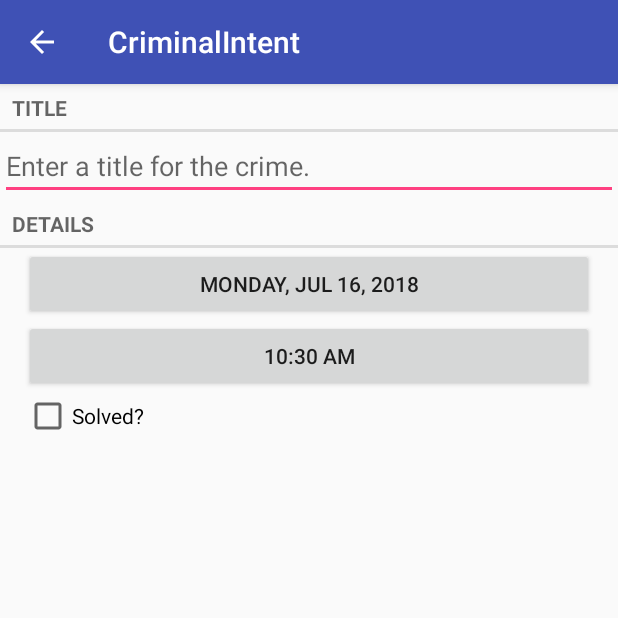
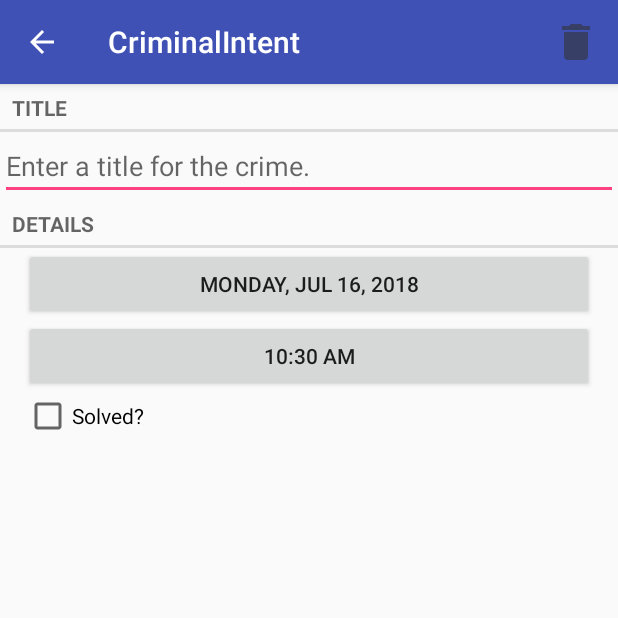
Before and after one commit to VechnayaUnost/AndroidTasks, an Android app: the CrimeFragment screen opened directly, with no data from a screen before it, on a phone screen of 412 x 824 dp, the top half of it. Run offline under Robolectric (Android 15) with nearby library versions, the phone set to English and light mode, and no system bars.

Commit message:
task delete crime

```diff
--- a/app/src/main/AndroidManifest.xml
+++ b/app/src/main/AndroidManifest.xml
@@ -9,7 +9,8 @@
         android:roundIcon="@mipmap/ic_launcher_round"
         android:supportsRtl="true"
         android:theme="@style/AppTheme">
-        <activity android:name=".CrimeListActivity">
+        <activity android:name=".CrimeListActivity"
+            android:launchMode="singleTask">
             <intent-filter>
                 <action android:name="android.intent.action.MAIN" />
                 <category android:name="android.intent.category.LAUNCHER" />
--- a/app/src/main/java/com/bignerdranch/android/criminalintent/CrimeFragment.java
+++ b/app/src/main/java/com/bignerdranch/android/criminalintent/CrimeFragment.java
@@ -10,6 +10,9 @@ import android.text.Editable;
 import android.text.TextWatcher;
 import android.text.format.DateFormat;
 import android.view.LayoutInflater;
+import android.view.Menu;
+import android.view.MenuInflater;
+import android.view.MenuItem;
 import android.view.View;
 import android.view.ViewGroup;
 import android.widget.Button;
@@ -61,6 +64,7 @@ public class CrimeFragment extends Fragment {
         super.onCreate(savedInstanceState);
         UUID crimeId = (UUID) getArguments().getSerializable(ARG_CRIME_ID);
         mCrime = CrimeLab.get(getActivity()).getCrime(crimeId);     //TODO: "transmission Crime"
+        setHasOptionsMenu(true);
     }
 
     @Override
@@ -125,6 +129,25 @@ public class CrimeFragment extends Fragment {
     }
 
     @Override
+    public void onCreateOptionsMenu(Menu menu, MenuInflater inflater) {     //TODO: "populating the menu resource"
+        super.onCreateOptionsMenu(menu, inflater);
+        inflater.inflate(R.menu.fragment_crime, menu);
+    }
+
+    @Override
+    public boolean onOptionsItemSelected (MenuItem item) {      //TODO: "reaction to the selection of the menu item"
+        switch (item.getItemId()) {
+            case R.id.menu_item_delete_crime:
+                CrimeLab.get(getActivity()).deleteCrime(mCrime);
+                Intent intent = new Intent(getActivity(), CrimeListActivity.class);
+                startActivity(intent);
+                return true;
+            default:
+                return super.onOptionsItemSelected(item);
+        }
+    }
+
+    @Override
     public void onActivityResult(int requestCode, int resultCode, Intent data) {    //TODO: "getting data from the AlertDialog"
         if (resultCode != Activity.RESULT_OK) {
             return;
--- a/app/src/main/java/com/bignerdranch/android/criminalintent/CrimeLab.java
+++ b/app/src/main/java/com/bignerdranch/android/criminalintent/CrimeLab.java
@@ -26,6 +26,10 @@ public class CrimeLab {
         mCrimes.add(c);
     }
 
+    public void deleteCrime(Crime c) {
+        mCrimes.remove(c);
+    }
+
     public List<Crime> getCrimes() {
         return mCrimes;
     }
--- /dev/null
+++ b/app/src/main/res/menu/fragment_crime.xml
@@ -0,0 +1,9 @@
+<?xml version="1.0" encoding="utf-8"?>
+<menu xmlns:android="http://schemas.android.com/apk/res/android"
+    xmlns:app="http://schemas.android.com/apk/res-auto">
+    <item
+        android:id="@+id/menu_item_delete_crime"
+        android:icon ="@drawable/ic_menu_delete"
+        android:title = "@string/delete_crime"
+        app:showAsAction="ifRoom|withText"/>
+</menu>
--- a/app/src/main/res/values/strings.xml
+++ b/app/src/main/res/values/strings.xml
@@ -11,4 +11,5 @@
     <string name="show_subtitle">Show Subtitle</string>
     <string name="hide_subtitle">Hide Subtitle</string>
     <string name="subtitle_format">%1$s crimes</string>
+    <string name="delete_crime">Delete Crime</string>
 </resources>
```
Also changed, not shown: app/src/main/res/drawable-hdpi/ic_menu_delete.png (added), app/src/main/res/drawable-mdpi/ic_menu_delete.png (added), app/src/main/res/drawable-xhdpi/ic_menu_delete.png (added), app/src/main/res/drawable-xxhdpi/ic_menu_delete.png (added).
